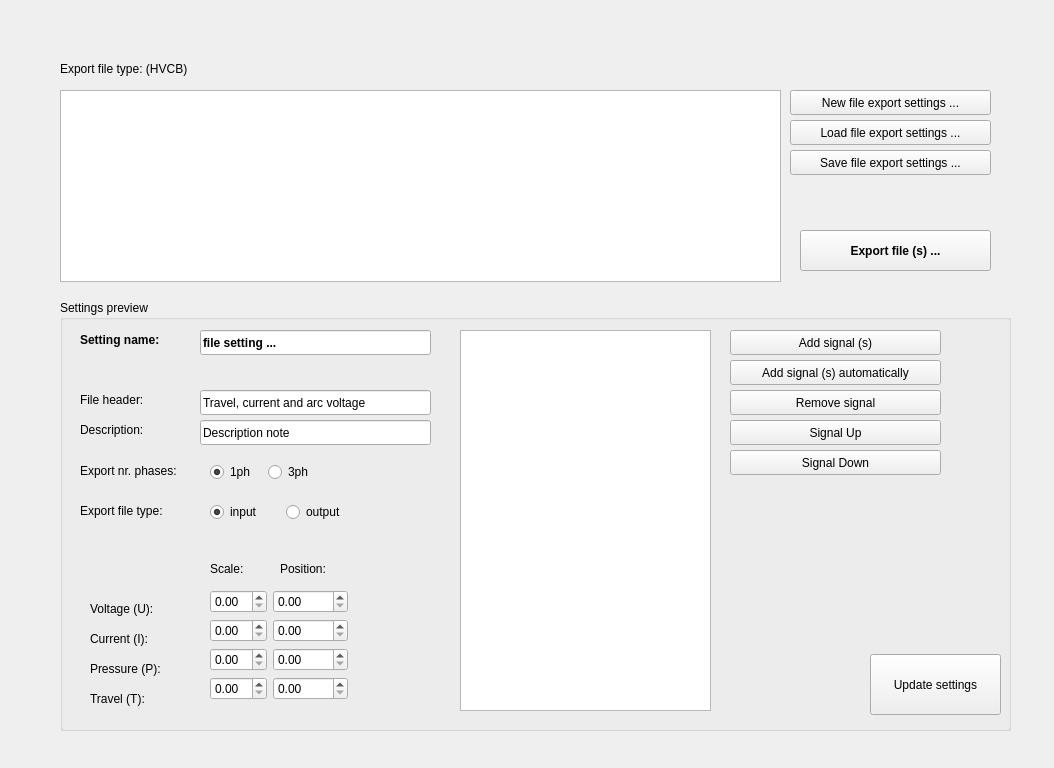
First picture: the form in signalsexport.ui, repository esokic/signal-processor, before the edit.
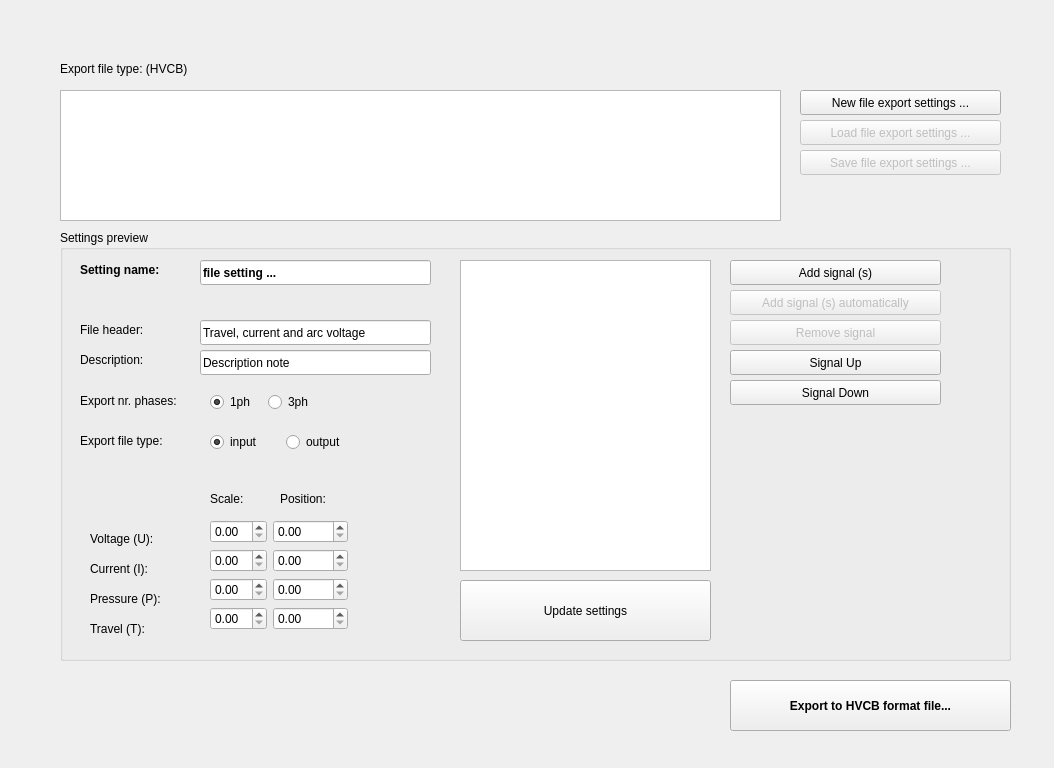
Second picture: the form after the edit.

What changed in the file:
```diff
--- a/signalsexport.ui
+++ b/signalsexport.ui
@@ -14,9 +14,12 @@
    <string>Form</string>
   </property>
   <widget class="QPushButton" name="pushButton_loadFileExportSettings">
+   <property name="enabled">
+    <bool>false</bool>
+   </property>
    <property name="geometry">
     <rect>
-     <x>790</x>
+     <x>800</x>
      <y>120</y>
      <width>201</width>
      <height>25</height>
@@ -27,9 +30,12 @@
    </property>
   </widget>
   <widget class="QPushButton" name="pushButton_saveFileExportSettings">
+   <property name="enabled">
+    <bool>false</bool>
+   </property>
    <property name="geometry">
     <rect>
-     <x>790</x>
+     <x>800</x>
      <y>150</y>
      <width>201</width>
      <height>25</height>
@@ -42,10 +48,10 @@
   <widget class="QPushButton" name="pushButton_exportFiles">
    <property name="geometry">
     <rect>
-     <x>800</x>
-     <y>230</y>
-     <width>191</width>
-     <height>41</height>
+     <x>730</x>
+     <y>680</y>
+     <width>281</width>
+     <height>51</height>
     </rect>
    </property>
    <property name="font">
@@ -55,7 +61,7 @@
     </font>
    </property>
    <property name="text">
-    <string>Export file (s) ...</string>
+    <string>Export to HVCB format file...</string>
    </property>
   </widget>
   <widget class="QLabel" name="label">
@@ -74,7 +80,7 @@
   <widget class="QPushButton" name="pushButton_newFileExportSettings">
    <property name="geometry">
     <rect>
-     <x>790</x>
+     <x>800</x>
      <y>90</y>
      <width>201</width>
      <height>25</height>
@@ -88,7 +94,7 @@
    <property name="geometry">
     <rect>
      <x>60</x>
-     <y>300</y>
+     <y>230</y>
      <width>951</width>
      <height>431</height>
     </rect>
@@ -149,6 +155,9 @@
     </property>
    </widget>
    <widget class="QPushButton" name="pushButton_removeSignalToFile">
+    <property name="enabled">
+     <bool>false</bool>
+    </property>
     <property name="geometry">
      <rect>
       <x>670</x>
@@ -325,9 +334,9 @@
    <widget class="QPushButton" name="pushButton_updateSettings">
     <property name="geometry">
      <rect>
-      <x>810</x>
-      <y>354</y>
-      <width>131</width>
+      <x>400</x>
+      <y>350</y>
+      <width>251</width>
       <height>61</height>
      </rect>
     </property>
@@ -341,7 +350,7 @@
       <x>400</x>
       <y>30</y>
       <width>251</width>
-      <height>381</height>
+      <height>311</height>
      </rect>
     </property>
    </widget>
@@ -459,7 +468,10 @@
      </item>
     </layout>
    </widget>
-   <widget class="QPushButton" name="pushButton_addSignalToFile_2">
+   <widget class="QPushButton" name="pushButton_addSignalToFile_automatically">
+    <property name="enabled">
+     <bool>false</bool>
+    </property>
     <property name="geometry">
      <rect>
       <x>670</x>
@@ -479,7 +491,7 @@
      <x>60</x>
      <y>90</y>
      <width>721</width>
-     <height>192</height>
+     <height>131</height>
     </rect>
    </property>
   </widget>
```
Left out of the diff: 4 changed lines with no effect on the pictures.
